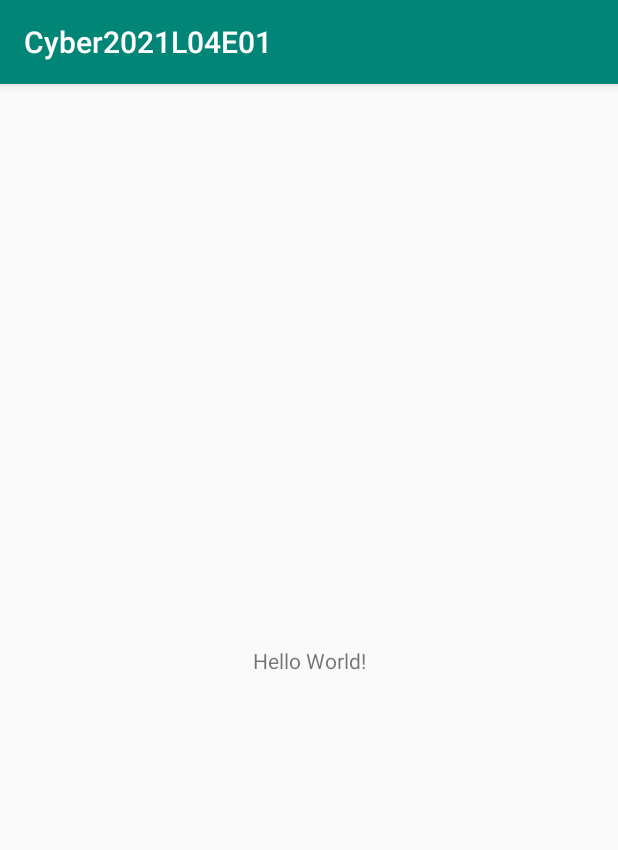
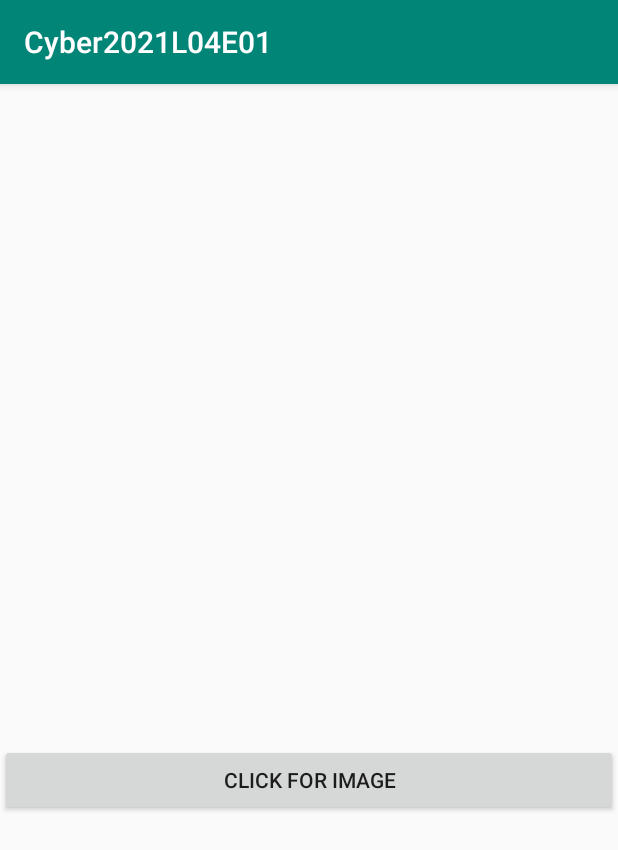
Before and after one commit to Leo40Git/Cyber2021L04E01, an Android app: the screen it shows after launch (MainActivity), on a phone screen of 412 x 824 dp. Shown: the top 850 px of the screen. Run offline under Robolectric (Android 15) with nearby library versions, the phone set to English and light mode, and no system bars.

Commit message:
design & resources

```diff
--- a/app/src/main/res/layout/activity_main.xml
+++ b/app/src/main/res/layout/activity_main.xml
@@ -1,18 +1,23 @@
 <?xml version="1.0" encoding="utf-8"?>
-<android.support.constraint.ConstraintLayout xmlns:android="http://schemas.android.com/apk/res/android"
+<LinearLayout xmlns:android="http://schemas.android.com/apk/res/android"
     xmlns:app="http://schemas.android.com/apk/res-auto"
     xmlns:tools="http://schemas.android.com/tools"
     android:layout_width="match_parent"
     android:layout_height="match_parent"
+    android:gravity="center"
+    android:orientation="vertical"
     tools:context=".MainActivity">
 
-    <TextView
-        android:layout_width="wrap_content"
+    <ImageView
+        android:id="@+id/imageView"
+        android:layout_width="240px"
+        android:layout_height="240px"
+        app:srcCompat="@android:color/transparent" />
+
+    <Button
+        android:id="@+id/button"
+        android:layout_width="match_parent"
         android:layout_height="wrap_content"
-        android:text="Hello World!"
-        app:layout_constraintBottom_toBottomOf="parent"
-        app:layout_constraintLeft_toLeftOf="parent"
-        app:layout_constraintRight_toRightOf="parent"
-        app:layout_constraintTop_toTopOf="parent" />
-
-</android.support.constraint.ConstraintLayout>
+        android:onClick="onButtonClick"
+        android:text="Click for image" />
+</LinearLayout>
```
Also changed, not shown: app/src/main/res/drawable/img1.png (added), app/src/main/res/drawable/img2.png (added), app/src/main/res/drawable/img3.png (added), 2 other files.
